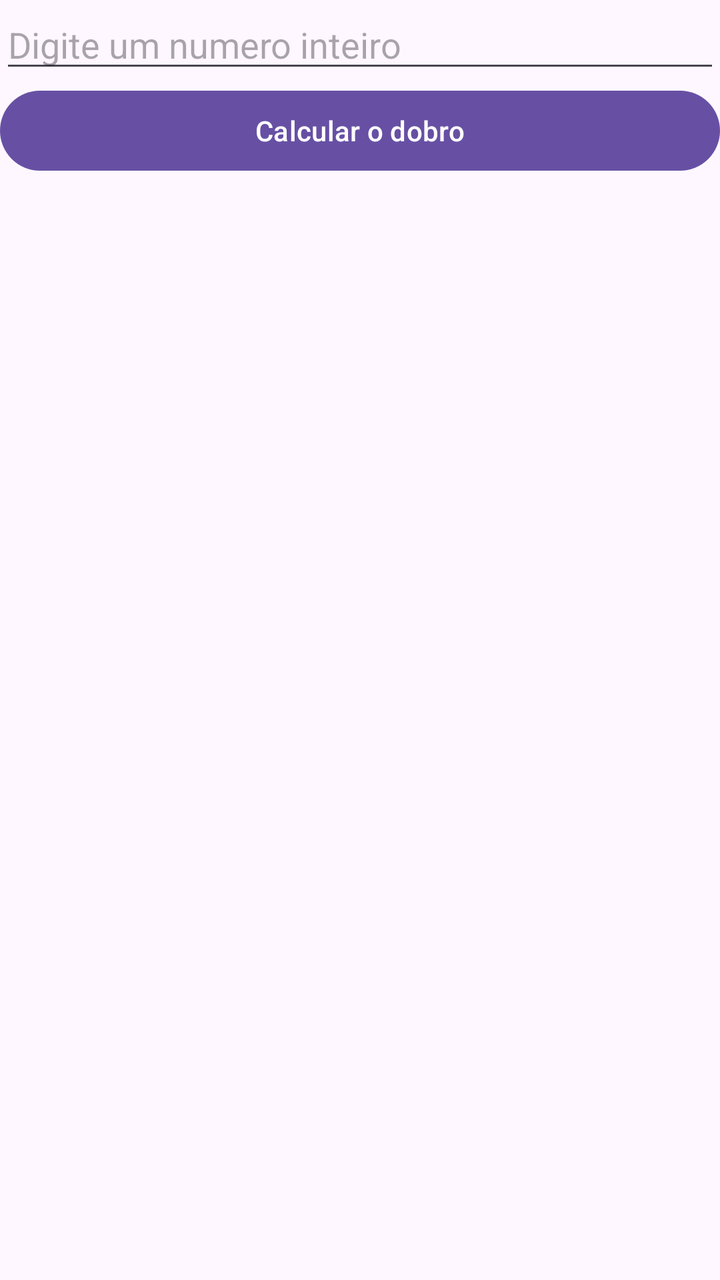
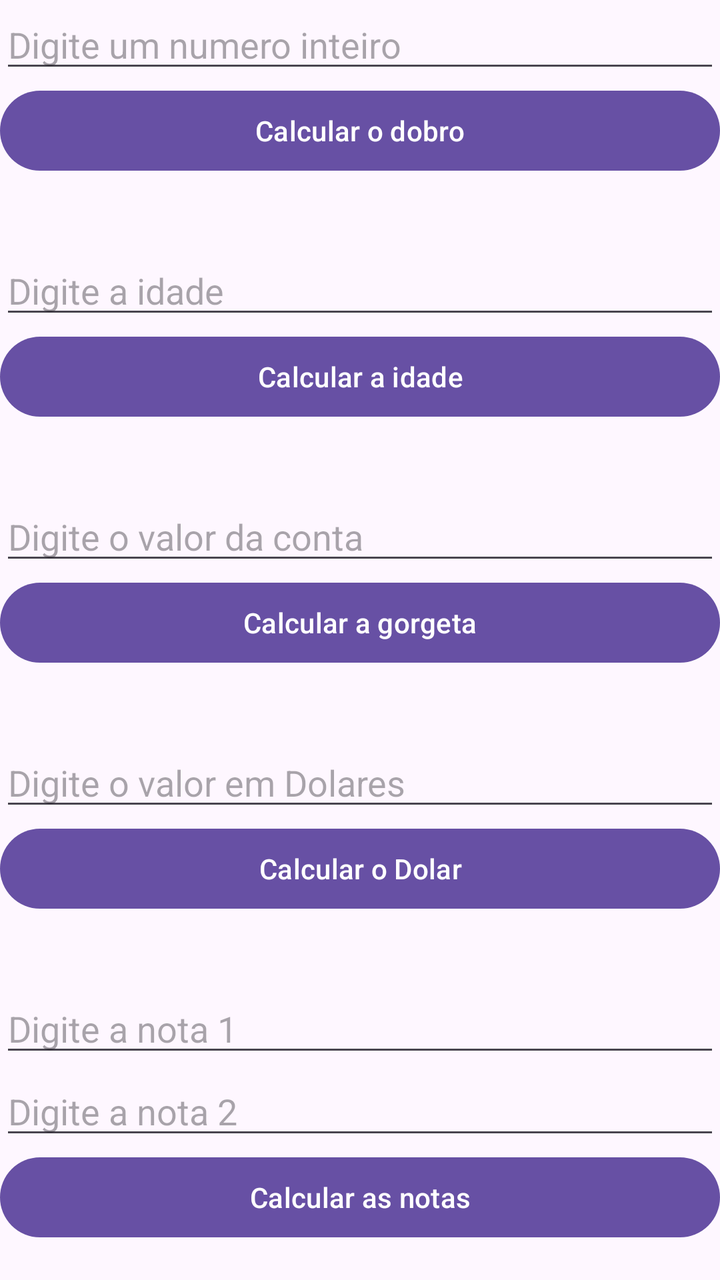

Two renders of the same Android screen: before a commit and after it. Below are the layout's source before the change and the commit's diff.
<!-- AndroidManifest.xml: application theme Theme.AplicativoPAM -->
<!-- res/layout/exercicio_nota.xml -->
<?xml version="1.0" encoding="utf-8"?>
<LinearLayout xmlns:android="http://schemas.android.com/apk/res/android"
    android:orientation="vertical"
    android:layout_width="match_parent"
    android:layout_height="match_parent">

    <EditText
        android:layout_width="match_parent"
        android:layout_height="wrap_content"
        android:id="@+id/edtExer1"
        android:hint="Digite um numero inteiro"
        android:inputType="number"/>
    <Button
        android:layout_width="match_parent"
        android:layout_height="wrap_content"
        android:id="@+id/btnExer1"
        android:text="Calcular o dobro"/>

    <TextView
        android:layout_width="match_parent"
        android:layout_height="wrap_content"
        android:textSize="25sp"
        android:id="@+id/txtExer1"/>

</LinearLayout>
<!-- resources referenced by this layout -->
<resources>
  <style name="Theme.AplicativoPAM" parent="Base.Theme.AplicativoPAM" />
  <style name="Base.Theme.AplicativoPAM" parent="Theme.Material3.DayNight.NoActionBar">
          
          
      </style>
</resources>

<!-- the commit's change to res/layout/exercicio_nota.xml (unified diff, before → after) -->
@@ -22,4 +22,119 @@
         android:textSize="25sp"
         android:id="@+id/txtExer1"/>
 
+    <EditText
+        android:layout_width="match_parent"
+        android:layout_height="wrap_content"
+        android:id="@+id/edtExer2"
+        android:hint="Digite a idade"
+        android:inputType="number"/>
+    <Button
+        android:layout_width="match_parent"
+        android:layout_height="wrap_content"
+        android:id="@+id/btnExer2"
+        android:text="Calcular a idade"/>
+
+    <TextView
+        android:layout_width="match_parent"
+        android:layout_height="wrap_content"
+        android:textSize="25sp"
+        android:id="@+id/txtExer2"/>
+
+    <EditText
+        android:layout_width="match_parent"
+        android:layout_height="wrap_content"
+        android:id="@+id/edtExer3"
+        android:hint="Digite o valor da conta"
+        android:inputType="number"/>
+    <Button
+        android:layout_width="match_parent"
+        android:layout_height="wrap_content"
+        android:id="@+id/btnExer3"
+        android:text="Calcular a gorgeta"/>
+
+    <TextView
+        android:layout_width="match_parent"
+        android:layout_height="wrap_content"
+        android:textSize="25sp"
+        android:id="@+id/txtExer3"/>
+
+    <EditText
+        android:layout_width="match_parent"
+        android:layout_height="wrap_content"
+        android:id="@+id/edtExer4"
+        android:hint="Digite o valor em Dolares"
+        android:inputType="number"/>
+    <Button
+        android:layout_width="match_parent"
+        android:layout_height="wrap_content"
+        android:id="@+id/btnExer4"
+        android:text="Calcular o Dolar"/>
+
+    <TextView
+        android:layout_width="match_parent"
+        android:layout_height="wrap_content"
+        android:textSize="25sp"
+        android:id="@+id/txtExer4"/>
+
+    <EditText
+        android:layout_width="match_parent"
+        android:layout_height="wrap_content"
+        android:id="@+id/edtExer5"
+        android:hint="Digite a nota 1"
+        android:inputType="number"/>
+    <EditText
+        android:layout_width="match_parent"
+        android:layout_height="wrap_content"
+        android:id="@+id/edtExer51"
+        android:hint="Digite a nota 2"
+        android:inputType="number"/>
+    <Button
+        android:layout_width="match_parent"
+        android:layout_height="wrap_content"
+        android:id="@+id/btnExer5"
+        android:text="Calcular as notas"/>
+
+    <TextView
+        android:layout_width="match_parent"
+        android:layout_height="wrap_content"
+        android:textSize="25sp"
+        android:id="@+id/txtExer5"/>
+
+    <EditText
+        android:layout_width="match_parent"
+        android:layout_height="wrap_content"
+        android:id="@+id/edtExer6"
+        android:hint="Digite a idade"
+        android:inputType="number"/>
+    <Button
+        android:layout_width="match_parent"
+        android:layout_height="wrap_content"
+        android:id="@+id/btnExer6"
+        android:text="Calcular a idade"/>
+
+    <TextView
+        android:layout_width="match_parent"
+        android:layout_height="wrap_content"
+        android:textSize="25sp"
+        android:id="@+id/txtExer6"/>
+
+    <EditText
+        android:layout_width="match_parent"
+        android:layout_height="wrap_content"
+        android:id="@+id/edtExer7"
+        android:hint="Digite o valor da compra"
+        android:inputType="number"/>
+    <Button
+        android:layout_width="match_parent"
+        android:layout_height="wrap_content"
+        android:id="@+id/btnExer7"
+        android:text="Calcular a idade"/>
+
+    <TextView
+        android:layout_width="match_parent"
+        android:layout_height="wrap_content"
+        android:textSize="25sp"
+        android:id="@+id/txtExer7"/>
+
+
 </LinearLayout>
